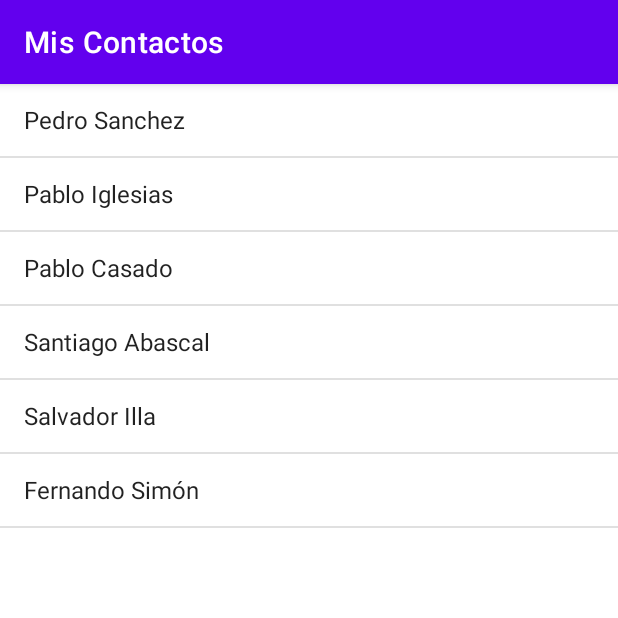
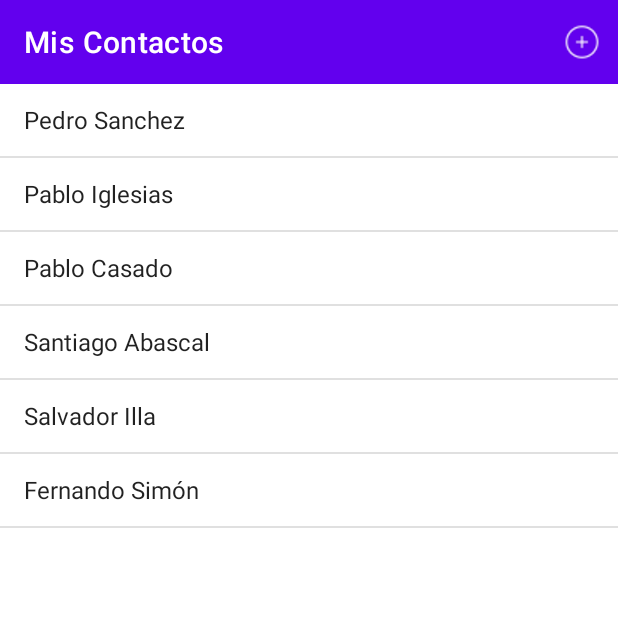
Before and after one commit to di-2dam-virrey/Proyectos-Clase, an Android app: the screen it shows after launch (MainActivity), on a phone screen of 412 x 824 dp, the top half of it. Run offline under Robolectric (Android 15) with nearby library versions, the phone set to English and light mode, and no system bars.

Commit message:
App Contactos con ToolBar añadir Nuevo Contacto
App Contactos con Toolbar y botón añadir nuevo contacto a la ListView. Sin implementar la modificación para dotar de persistencia al ArrayList de Contactos tras pasar por la vista DetalleContacto

```diff
--- a/AppMisContactos/app/src/main/AndroidManifest.xml
+++ b/AppMisContactos/app/src/main/AndroidManifest.xml
@@ -2,7 +2,7 @@
 <manifest xmlns:android="http://schemas.android.com/apk/res/android"
     package="android.example.miscontactos">
 
-    <uses-permission android:name="android.permission.CALL_PHONE"></uses-permission>
+    <uses-permission android:name="android.permission.CALL_PHONE" />
 
     <application
         android:allowBackup="true"
@@ -11,7 +11,8 @@
         android:roundIcon="@mipmap/ic_launcher_round"
         android:supportsRtl="true"
         android:theme="@style/Theme.MisContactos">
-        <activity android:name=".DetalleContacto"></activity>
+        <activity android:name=".NuevoContacto"></activity>
+        <activity android:name=".DetalleContacto" />
         <activity android:name=".MainActivity">
             <intent-filter>
                 <action android:name="android.intent.action.MAIN" />
--- a/AppMisContactos/app/src/main/java/android/example/miscontactos/MainActivity.java
+++ b/AppMisContactos/app/src/main/java/android/example/miscontactos/MainActivity.java
@@ -1,10 +1,15 @@
 package android.example.miscontactos;
 
+import androidx.annotation.NonNull;
+import androidx.annotation.Nullable;
 import androidx.appcompat.app.AppCompatActivity;
+import androidx.appcompat.widget.Toolbar;
 
 import android.content.Context;
 import android.content.Intent;
 import android.os.Bundle;
+import android.view.Menu;
+import android.view.MenuItem;
 import android.view.View;
 import android.widget.AdapterView;
 import android.widget.ArrayAdapter;
@@ -14,6 +19,10 @@ import java.util.ArrayList;
 
 public class MainActivity extends AppCompatActivity {
 
+    public static final String EXTRA_NAME = "name";
+    public static final String EXTRA_TELEFONO = "telefono" ;
+    public static final String EXTRA_EMAIL = "email" ;
+    private static final int ASK_QUESTION_REQUEST = 1;
     //Declaramos las variables miembro necesarias
     private ArrayList<Contacto> listContactos;
     private Agenda agenda = new Agenda();
@@ -23,6 +32,8 @@ public class MainActivity extends AppCompatActivity {
     protected void onCreate(Bundle savedInstanceState) {
         super.onCreate(savedInstanceState);
         setContentView(R.layout.activity_main);
+        Toolbar toolbar = (Toolbar)findViewById(R.id.toolbar);
+        setSupportActionBar(toolbar);
         //Llenamos la agenda con los elementos por defecto
         agenda.filledAgenda();
         //Instanciamos el arrayList de contactos para trabajar con el
@@ -32,6 +43,38 @@ public class MainActivity extends AppCompatActivity {
         //Dotamos de comportamiento al listViewm
         onClicklistView();
     }
+
+    @Override
+    public boolean onCreateOptionsMenu(Menu menu) {
+        getMenuInflater().inflate(R.menu.menu_main,menu);
+        return super.onCreateOptionsMenu(menu);
+    }
+
+    @Override
+    public boolean onOptionsItemSelected(@NonNull MenuItem item) {
+        switch (item.getItemId()){
+            case R.id.action_create_contact:
+                Intent intent = new Intent(MainActivity.this, NuevoContacto.class);
+                startActivityForResult(intent, ASK_QUESTION_REQUEST);
+                return true;
+            default:
+                return super.onOptionsItemSelected(item);
+        }
+    }
+
+    @Override
+    protected void onActivityResult(int requestCode, int resultCode, @Nullable Intent data) {
+        super.onActivityResult(requestCode, resultCode, data);
+        if(requestCode == ASK_QUESTION_REQUEST){
+            if(resultCode == RESULT_OK){
+                String nombre = data.getStringExtra("name");
+                String telefono = data.getStringExtra("telefono");
+                String email = data.getStringExtra("email");
+                listContactos.add(new Contacto(nombre,telefono,email));
+            }
+        }
+    }
+
     //método que nos construye el listView
     //mediante el uso de un adaptador
     public void showList(){
--- a/AppMisContactos/app/src/main/res/layout/activity_main.xml
+++ b/AppMisContactos/app/src/main/res/layout/activity_main.xml
@@ -5,8 +5,11 @@
     xmlns:tools="http://schemas.android.com/tools"
     android:layout_width="match_parent"
     android:layout_height="match_parent"
+    android:orientation="vertical"
     tools:context=".MainActivity">
-
+    <include
+        layout="@layout/toolbar_main"
+        android:id="@+id/toolbar"/>
     <ListView
         android:id="@+id/lstContactos"
         android:layout_width="match_parent"
--- /dev/null
+++ b/AppMisContactos/app/src/main/res/layout/toolbar_main.xml
@@ -0,0 +1,8 @@
+<?xml version="1.0" encoding="utf-8"?>
+<androidx.appcompat.widget.Toolbar
+    xmlns:android="http://schemas.android.com/apk/res/android"
+    android:layout_width="match_parent"
+    android:layout_height="?attr/actionBarSize"
+    android:background="@color/purple_500"
+    android:theme="@style/ThemeOverlay.AppCompat.Dark.ActionBar">
+</androidx.appcompat.widget.Toolbar>
--- /dev/null
+++ b/AppMisContactos/app/src/main/res/menu/menu_main.xml
@@ -0,0 +1,13 @@
+<?xml version="1.0" encoding="utf-8"?>
+<menu xmlns:android="http://schemas.android.com/apk/res/android"
+    xmlns:app="http://schemas.android.com/apk/res-auto">
+
+    <item
+        android:id="@+id/action_create_contact"
+        android:title="@string/add_contact"
+        android:icon="@drawable/icons8_plus_24"
+        android:orderInCategory="1"
+        app:showAsAction="ifRoom"
+        />
+
+</menu>
--- a/AppMisContactos/app/src/main/res/values-night/themes.xml
+++ b/AppMisContactos/app/src/main/res/values-night/themes.xml
@@ -1,6 +1,6 @@
 <resources xmlns:tools="http://schemas.android.com/tools">
     <!-- Base application theme. -->
-    <style name="Theme.MisContactos" parent="Theme.MaterialComponents.DayNight.DarkActionBar">
+    <style name="Theme.MisContactos" parent="Theme.MaterialComponents.DayNight.NoActionBar">
         <!-- Primary brand color. -->
         <item name="colorPrimary">@color/purple_200</item>
         <item name="colorPrimaryVariant">@color/purple_700</item>
--- a/AppMisContactos/app/src/main/res/values/strings.xml
+++ b/AppMisContactos/app/src/main/res/values/strings.xml
@@ -3,4 +3,6 @@
     <string name="nombre">Contacto Numero1</string>
     <string name="telefono">123456789</string>
     <string name="email">contacto_1@correo.es</string>
+    <string name="add_contact">Nuevo Contacto</string>
+    <string name="btn_add_contact">Añadir Contacto</string>
 </resources>
--- a/AppMisContactos/app/src/main/res/values/themes.xml
+++ b/AppMisContactos/app/src/main/res/values/themes.xml
@@ -1,6 +1,6 @@
 <resources xmlns:tools="http://schemas.android.com/tools">
     <!-- Base application theme. -->
-    <style name="Theme.MisContactos" parent="Theme.MaterialComponents.DayNight.DarkActionBar">
+    <style name="Theme.MisContactos" parent="Theme.MaterialComponents.DayNight.NoActionBar">
         <!-- Primary brand color. -->
         <item name="colorPrimary">@color/purple_500</item>
         <item name="colorPrimaryVariant">@color/purple_700</item>
```
Also changed, not shown: AppMisContactos/app/src/main/java/android/example/miscontactos/NuevoContacto.java (added, +53 -0 lines), AppMisContactos/app/src/main/res/layout/activity_nuevo_contacto.xml (added, +39 -0 lines), AppMisContactos/app/src/main/res/drawable-hdpi/icons8_plus_24.png (added), AppMisContactos/app/src/main/res/drawable-ldpi/icons8_plus_24.png (added), AppMisContactos/app/src/main/res/drawable-mdpi/icons8_plus_24.png (added), AppMisContactos/app/src/main/res/drawable-xhdpi/icons8_plus_24.png (added), AppMisContactos/app/src/main/res/drawable-xxhdpi/icons8_plus_24.png (added), AppMisContactos/app/src/main/res/drawable-xxxhdpi/icons8_plus_24.png (added).
